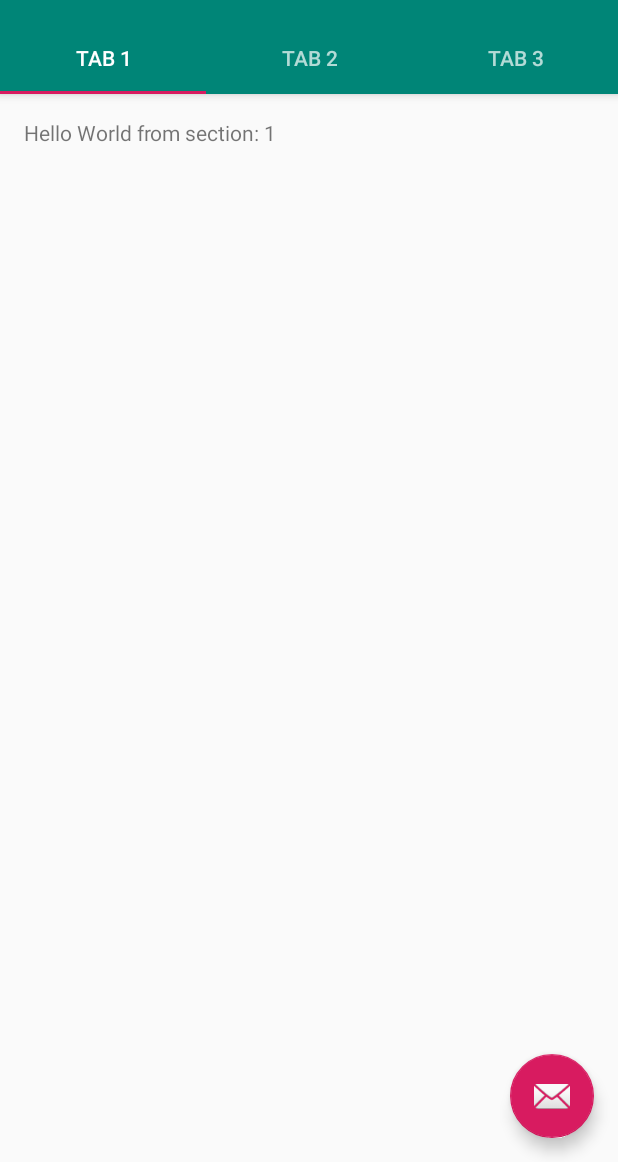
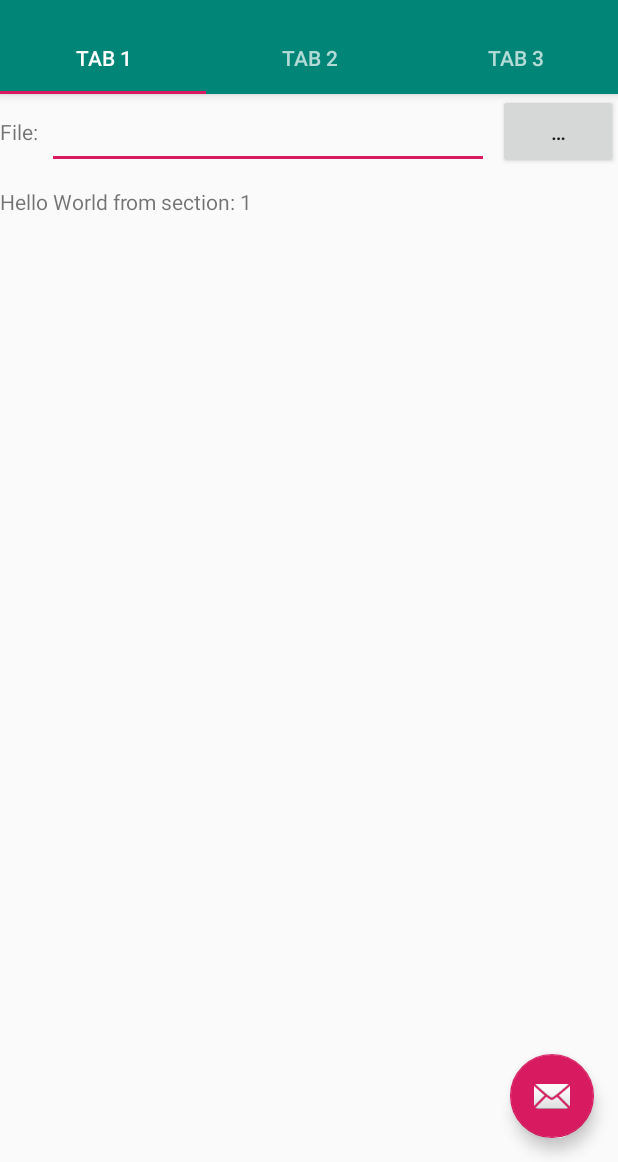
Before and after one commit to dankito/TextExtraction, an Android app: the screen it shows after launch (MainActivity), on a phone screen of 412 x 824 dp, the part 74-1236 px from its top. Run offline under Robolectric (Android 15) with nearby library versions, the phone set to English and light mode, and no system bars; libraries missing offline, so code that uses them is left out: com.lowagie.text, net.dankito.filechooserdialog, net.dankito.utils, org.slf4j; 9 statements that could not run were skipped.

Commit message:
Implemented selecting file

```diff
--- a/TestAppAndroid/build.gradle
+++ b/TestAppAndroid/build.gradle
@@ -9,7 +9,7 @@ android {
 
     defaultConfig {
         applicationId "net.dankito.text.extraction.app.android"
-        minSdkVersion 14
+        minSdkVersion 15
         targetSdkVersion 27
         versionCode 1
         versionName "1.0"
@@ -39,6 +39,8 @@ dependencies {
 
     implementation project(':OpenPdfPdfTextExtractor')
 
+    implementation "net.dankito.filechooserdialog:filechooserdialog-android:$fileChooserVersion"
+
     implementation 'com.android.support:appcompat-v7:27.1.1'
     implementation 'com.android.support:design:27.1.1'
     implementation 'com.android.support.constraint:constraint-layout:1.1.3'
--- a/TestAppAndroid/src/main/java/net/dankito/text/extraction/app/android/MainActivity.kt
+++ b/TestAppAndroid/src/main/java/net/dankito/text/extraction/app/android/MainActivity.kt
@@ -11,6 +11,7 @@ import android.widget.Toast
 import kotlinx.android.synthetic.main.activity_main.*
 import net.dankito.text.extraction.app.android.adapter.MainActivityTabsAdapter
 import net.dankito.text.extraction.pdf.OpenPdfPdfTextExtractor
+import net.dankito.utils.android.permissions.PermissionsService
 import org.slf4j.LoggerFactory
 import java.io.File
 import java.util.*
@@ -31,6 +32,8 @@ class MainActivity : AppCompatActivity() {
      * [android.support.v4.app.FragmentStatePagerAdapter].
      */
     private val sectionsPagerAdapter = MainActivityTabsAdapter(supportFragmentManager)
+
+    val permissionsService = PermissionsService(this)
 
 
     override fun onCreate(savedInstanceState: Bundle?) {
@@ -56,6 +59,13 @@ class MainActivity : AppCompatActivity() {
             Snackbar.make(view, "Replace with your own action", Snackbar.LENGTH_LONG)
                 .setAction("Action", null).show()
         }
+    }
+
+
+    override fun onRequestPermissionsResult(requestCode: Int, permissions: Array<out String>, grantResults: IntArray) {
+        permissionsService.onRequestPermissionsResult(requestCode, permissions.map { it }.toTypedArray(), grantResults)
+
+        super.onRequestPermissionsResult(requestCode, permissions, grantResults)
     }
 
 
--- a/TestAppAndroid/src/main/java/net/dankito/text/extraction/app/android/views/ExtractTextTabFragment.kt
+++ b/TestAppAndroid/src/main/java/net/dankito/text/extraction/app/android/views/ExtractTextTabFragment.kt
@@ -5,8 +5,13 @@ import android.support.v4.app.Fragment
 import android.view.LayoutInflater
 import android.view.View
 import android.view.ViewGroup
+import android.widget.EditText
 import kotlinx.android.synthetic.main.fragment_extract_text_tab.view.*
+import net.dankito.filechooserdialog.FileChooserDialog
+import net.dankito.filechooserdialog.model.FileChooserDialogConfig
+import net.dankito.text.extraction.app.android.MainActivity
 import net.dankito.text.extraction.app.android.R
+import java.io.File
 
 
 class ExtractTextTabFragment : Fragment() {
@@ -32,10 +37,43 @@ class ExtractTextTabFragment : Fragment() {
     }
 
 
+    protected var lastSelectedFile: File? = null
+
+    protected lateinit var edtxtSelectedFile: EditText
+
+
     override fun onCreateView(inflater: LayoutInflater, container: ViewGroup?, savedInstanceState: Bundle?): View? {
         val rootView = inflater.inflate(R.layout.fragment_extract_text_tab, container, false)
-        rootView.section_label.text = getString(R.string.section_format, arguments?.getInt(ARG_SECTION_NUMBER))
+
+        edtxtSelectedFile = rootView.edtxtSelectedFile
+
+        rootView.btnSelectFile.setOnClickListener { selectFile() }
+        rootView.txtvwExtractedText.text = getString(R.string.section_format, arguments?.getInt(ARG_SECTION_NUMBER))
+
         return rootView
     }
 
+    private fun selectFile() {
+        activity?.let { activity ->
+            val config = FileChooserDialogConfig(getExtensionFilter(), lastSelectedFile?.parentFile)
+
+            FileChooserDialog().showOpenSingleFileDialog(activity, (activity as? MainActivity)?.permissionsService, config) { _, file ->
+                file?.let {
+                    lastSelectedFile = file
+                    edtxtSelectedFile.setText(file.absolutePath)
+
+                    extractTextOfFile(file)
+                }
+            }
+        }
+    }
+
+    private fun getExtensionFilter(): List<String> {
+        return listOf()
+    }
+
+    private fun extractTextOfFile(file: File) {
+
+    }
+
 }
--- a/TestAppAndroid/src/main/res/layout/fragment_extract_text_tab.xml
+++ b/TestAppAndroid/src/main/res/layout/fragment_extract_text_tab.xml
@@ -1,23 +1,62 @@
 <?xml version="1.0" encoding="utf-8"?>
-<android.support.constraint.ConstraintLayout xmlns:android="http://schemas.android.com/apk/res/android"
-                                             xmlns:app="http://schemas.android.com/apk/res-auto"
-                                             xmlns:tools="http://schemas.android.com/tools"
-                                             android:id="@+id/constraintLayout"
-                                             android:layout_width="match_parent"
-                                             android:layout_height="match_parent"
-                                             tools:context=".views.ExtractTextTabFragment">
+<RelativeLayout
+        xmlns:android="http://schemas.android.com/apk/res/android"
+        xmlns:app="http://schemas.android.com/apk/res-auto"
+        xmlns:tools="http://schemas.android.com/tools"
+        android:id="@+id/constraintLayout"
+        android:layout_width="match_parent"
+        android:layout_height="match_parent"
+        android:layout_marginTop="@dimen/activity_vertical_margin"
+        android:layout_marginBottom="@dimen/activity_vertical_margin"
+        android:layout_marginStart="@dimen/activity_horizontal_margin"
+        android:layout_marginEnd="@dimen/activity_horizontal_margin"
+        tools:context=".views.ExtractTextTabFragment"
+>
 
     <TextView
-            android:id="@+id/section_label"
+            android:id="@+id/txtvwSelectFileLabel"
             android:layout_width="wrap_content"
+            android:layout_height="@dimen/fragment_extract_text_tab_select_file_height"
+            android:layout_alignParentTop="true"
+            android:layout_alignParentLeft="true"
+            android:layout_alignParentStart="true"
+            android:gravity="center_vertical"
+            android:text="@string/fragment_extract_text_tab_select_file_label"
+    />
+
+    <EditText
+            android:id="@+id/edtxtSelectedFile"
+            android:layout_width="wrap_content"
+            android:layout_height="@dimen/fragment_extract_text_tab_select_file_height"
+            android:layout_alignParentTop="true"
+            android:layout_toRightOf="@+id/txtvwSelectFileLabel"
+            android:layout_toEndOf="@+id/txtvwSelectFileLabel"
+            android:layout_toLeftOf="@+id/btnSelectFile"
+            android:layout_toStartOf="@+id/btnSelectFile"
+            android:layout_marginLeft="@dimen/fragment_extract_text_tab_select_file_edit_text_left_right_margin"
+            android:layout_marginStart="@dimen/fragment_extract_text_tab_select_file_edit_text_left_right_margin"
+            android:layout_marginRight="@dimen/fragment_extract_text_tab_select_file_edit_text_left_right_margin"
+            android:layout_marginEnd="@dimen/fragment_extract_text_tab_select_file_edit_text_left_right_margin"
+            style="@android:style/TextAppearance.Small"
+    />
+
+    <Button
+            android:id="@+id/btnSelectFile"
+            android:layout_width="@dimen/fragment_extract_text_tab_select_file_button_width"
+            android:layout_height="@dimen/fragment_extract_text_tab_select_file_height"
+            android:layout_alignParentTop="true"
+            android:layout_alignParentRight="true"
+            android:layout_alignParentEnd="true"
+            android:text="@string/select_file_button_text"
+    />
+
+    <TextView
+            android:id="@+id/txtvwExtractedText"
+            android:layout_width="match_parent"
             android:layout_height="wrap_content"
-            tools:layout_constraintTop_creator="1"
-            android:layout_marginStart="@dimen/activity_horizontal_margin"
-            android:layout_marginEnd="@dimen/activity_horizontal_margin"
-            android:layout_marginTop="@dimen/activity_vertical_margin"
-            android:layout_marginBottom="@dimen/activity_vertical_margin"
-            tools:layout_constraintLeft_creator="1"
-            app:layout_constraintLeft_toLeftOf="parent"
-            app:layout_constraintTop_toTopOf="@+id/constraintLayout"/>
+            android:layout_alignParentBottom="true"
+            android:layout_below="@+id/txtvwSelectFileLabel"
+            android:layout_marginTop="@dimen/fragment_extract_text_tab_select_file_margin_bottom"
+    />
 
-</android.support.constraint.ConstraintLayout>
+</RelativeLayout>
--- a/TestAppAndroid/src/main/res/values/dimens.xml
+++ b/TestAppAndroid/src/main/res/values/dimens.xml
@@ -4,4 +4,10 @@
     <dimen name="activity_vertical_margin">16dp</dimen>
     <dimen name="fab_margin">16dp</dimen>
     <dimen name="appbar_padding_top">8dp</dimen>
+
+    <dimen name="fragment_extract_text_tab_select_file_height">50dp</dimen>
+    <dimen name="fragment_extract_text_tab_select_file_margin_bottom">12dp</dimen>
+    <dimen name="fragment_extract_text_tab_select_file_edit_text_left_right_margin">6dp</dimen>
+    <dimen name="fragment_extract_text_tab_select_file_button_width">80dp</dimen>
+
 </resources>
--- a/TestAppAndroid/src/main/res/values/strings.xml
+++ b/TestAppAndroid/src/main/res/values/strings.xml
@@ -6,4 +6,9 @@
     <string name="tab_text_3">Tab 3</string>
     <string name="action_settings">Settings</string>
     <string name="section_format">Hello World from section: %1$d</string>
+
+    <string name="select_file_button_text">…</string>
+
+    <string name="fragment_extract_text_tab_select_file_label">File:</string>
+
 </resources>
--- a/versions.gradle
+++ b/versions.gradle
@@ -26,6 +26,7 @@ ext {
 
     /*  Android */
 
+    fileChooserVersion = '1.1.5'
     multiDexVersion = '1.0.3'
 
 }
```
